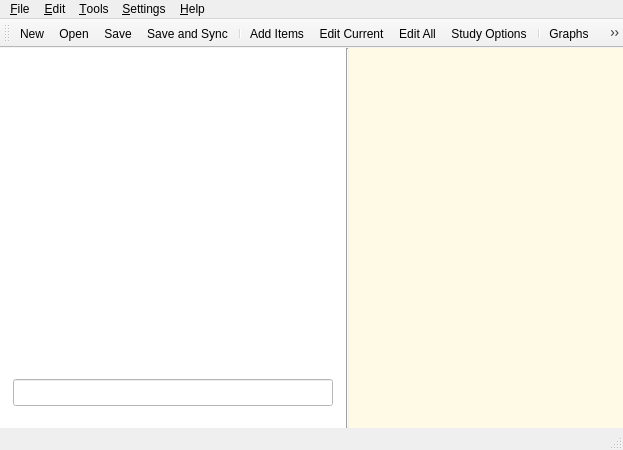
This is designer/main.ui in ankitects/anki as Qt 5 draws it before an edit. The edited form follows.
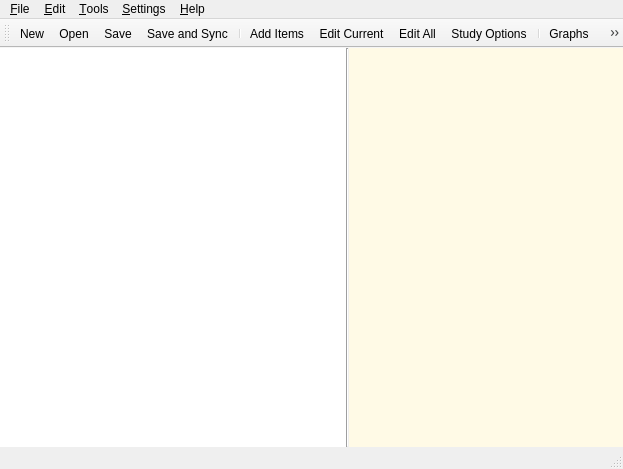
This is the edited form. The open tabs and pages were chosen to show the change. Icons and pictures are not drawn.

Commit message: make ctrl-z work when answer layout focused

The edit to the form file:
```diff
--- a/designer/main.ui
+++ b/designer/main.ui
@@ -5,8 +5,8 @@
    <rect>
     <x>0</x>
     <y>0</y>
-    <width>536</width>
-    <height>450</height>
+    <width>562</width>
+    <height>469</height>
    </rect>
   </property>
   <property name="sizePolicy" >
@@ -23,14 +23,6 @@
     <normaloff>:/icons/anki.png</normaloff>:/icons/anki.png</iconset>
   </property>
   <widget class="QWidget" name="centralwidget" >
-   <property name="geometry" >
-    <rect>
-     <x>0</x>
-     <y>69</y>
-     <width>536</width>
-     <height>361</height>
-    </rect>
-   </property>
    <property name="sizePolicy" >
     <sizepolicy vsizetype="Expanding" hsizetype="Expanding" >
      <horstretch>1</horstretch>
@@ -149,16 +141,7 @@
          <property name="currentIndex" >
           <number>0</number>
          </property>
-         <widget class="QWidget" name="blankPage" >
-          <property name="geometry" >
-           <rect>
-            <x>0</x>
-            <y>0</y>
-            <width>251</width>
-            <height>302</height>
-           </rect>
-          </property>
-         </widget>
+         <widget class="QWidget" name="blankPage" />
          <widget class="QWidget" name="welcomePage" >
           <property name="geometry" >
            <rect>
@@ -806,15 +789,7 @@
           </layout>
          </widget>
          <widget class="QWidget" name="page5" >
-          <property name="geometry" >
-           <rect>
-            <x>0</x>
-            <y>0</y>
-            <width>251</width>
-            <height>53</height>
-           </rect>
-          </property>
-          <layout class="QVBoxLayout" name="verticalLayout_7" >
+          <layout class="QVBoxLayout" name="typeAnswerLayout" >
            <item>
             <spacer name="verticalSpacer_6" >
              <property name="orientation" >
@@ -831,18 +806,6 @@
              </property>
             </spacer>
            </item>
-           <item>
-            <widget class="QLineEdit" name="typeAnswerField" >
-             <property name="font" >
-              <font>
-               <pointsize>12</pointsize>
-              </font>
-             </property>
-             <property name="text" >
-              <string/>
-             </property>
-            </widget>
-           </item>
           </layout>
          </widget>
          <widget class="QWidget" name="page" >
@@ -1192,16 +1155,7 @@
    <addaction name="menu_Settings" />
    <addaction name="menuHelp" />
   </widget>
-  <widget class="QStatusBar" name="statusbar" >
-   <property name="geometry" >
-    <rect>
-     <x>0</x>
-     <y>430</y>
-     <width>536</width>
-     <height>20</height>
-    </rect>
-   </property>
-  </widget>
+  <widget class="QStatusBar" name="statusbar" />
   <widget class="QToolBar" name="toolBar" >
    <property name="enabled" >
     <bool>true</bool>
```
Left out of the diff: 80 changed lines with no effect on the pictures. The commit also changes 2 other files.
